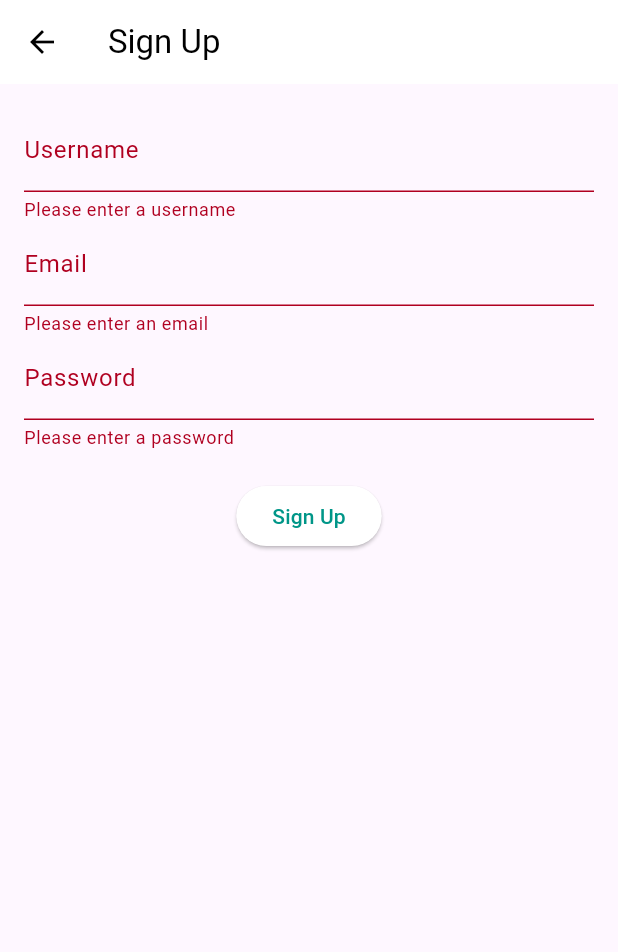
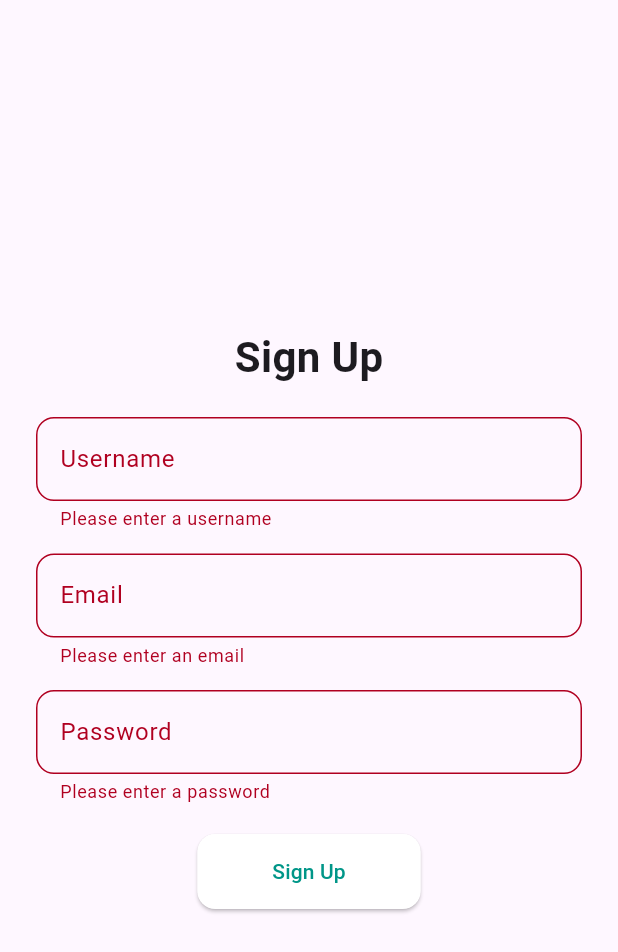
Before and after one commit to SahilJawed/recipe_meal_planner, a Flutter app: the SignupPage screen opened by its route, after a tap on "Sign Up", on a phone screen of 412 x 824 dp. Shown: the top 952 px of the screen. Run offline on Flutter 3.47's test engine with Material 3 defaults, Android fonts, the phone set to English and light mode, and no system bars; our stand-ins replace google_fonts, shared_preferences, sqflite; accounts and stored records are empty.

Commit message:
UI changes for login/signup screen

```diff
--- a/lib/signup.dart
+++ b/lib/signup.dart
@@ -17,7 +17,6 @@ class _SignupPageState extends State<SignupPage> {
   final _emailController = TextEditingController();
   final _passwordController = TextEditingController();
 
-  // In SignupPage
   Future<void> _signup() async {
     if (_formKey.currentState!.validate()) {
       try {
@@ -45,7 +44,6 @@ class _SignupPageState extends State<SignupPage> {
         final prefs = await SharedPreferences.getInstance();
         await prefs.setBool('isLoggedIn', true);
         await prefs.setInt('userId', userId);
-        print('Set userId in SharedPreferences: $userId'); // Add this log
 
         final recipeProvider = Provider.of<RecipeProvider>(
           context,
@@ -56,9 +54,9 @@ class _SignupPageState extends State<SignupPage> {
         ScaffoldMessenger.of(context).showSnackBar(
           const SnackBar(content: Text('Registration successful!')),
         );
+
         Navigator.pushReplacementNamed(context, '/home');
       } catch (e) {
-        print('Sign-up error: $e');
         String errorMessage = 'Failed to sign up. Please try again later.';
         if (e.toString().contains('UNIQUE constraint failed')) {
           errorMessage =
@@ -74,53 +72,82 @@ class _SignupPageState extends State<SignupPage> {
   @override
   Widget build(BuildContext context) {
     return Scaffold(
-      appBar: AppBar(title: const Text('Sign Up')),
-      body: Padding(
-        padding: const EdgeInsets.all(16.0),
+      body: Center(
+        child: Padding(
+          padding: const EdgeInsets.all(24.0),
           child: Form(
             key: _formKey,
             child: Column(
+              mainAxisAlignment: MainAxisAlignment.center,
               children: [
+                const Text(
+                  'Sign Up',
+                  style: TextStyle(fontSize: 28, fontWeight: FontWeight.bold),
+                ),
+                const SizedBox(height: 20),
                 TextFormField(
                   controller: _usernameController,
-                decoration: const InputDecoration(labelText: 'Username'),
-                validator: (value) {
-                  if (value == null || value.isEmpty) {
-                    return 'Please enter a username';
-                  }
-                  return null;
-                },
+                  decoration: InputDecoration(
+                    labelText: 'Username',
+                    border: OutlineInputBorder(
+                      borderRadius: BorderRadius.circular(12),
                     ),
+                  ),
+                  validator:
+                      (value) =>
+                          value!.isEmpty ? 'Please enter a username' : null,
+                ),
+                const SizedBox(height: 15),
                 TextFormField(
                   controller: _emailController,
-                decoration: const InputDecoration(labelText: 'Email'),
-                validator: (value) {
-                  if (value == null || value.isEmpty) {
-                    return 'Please enter an email';
-                  }
-                  if (!value.contains('@')) {
-                    return 'Please enter a valid email';
-                  }
-                  return null;
-                },
+                  decoration: InputDecoration(
+                    labelText: 'Email',
+                    border: OutlineInputBorder(
+                      borderRadius: BorderRadius.circular(12),
                     ),
+                  ),
+                  validator:
+                      (value) =>
+                          value!.isEmpty
+                              ? 'Please enter an email'
+                              : (!value.contains('@'))
+                              ? 'Please enter a valid email'
+                              : null,
+                ),
+                const SizedBox(height: 15),
                 TextFormField(
                   controller: _passwordController,
-                decoration: const InputDecoration(labelText: 'Password'),
                   obscureText: true,
-                validator: (value) {
-                  if (value == null || value.isEmpty) {
-                    return 'Please enter a password';
-                  }
-                  if (value.length < 6) {
-                    return 'Password must be at least 6 characters';
-                  }
-                  return null;
-                },
+                  decoration: InputDecoration(
+                    labelText: 'Password',
+                    border: OutlineInputBorder(
+                      borderRadius: BorderRadius.circular(12),
+                    ),
+                  ),
+                  validator:
+                      (value) =>
+                          value!.isEmpty
+                              ? 'Please enter a password'
+                              : (value.length < 6)
+                              ? 'Password must be at least 6 characters'
+                              : null,
                 ),
                 const SizedBox(height: 20),
-              ElevatedButton(onPressed: _signup, child: const Text('Sign Up')),
+                ElevatedButton(
+                  onPressed: _signup,
+                  style: ElevatedButton.styleFrom(
+                    shape: RoundedRectangleBorder(
+                      borderRadius: BorderRadius.circular(12),
+                    ),
+                    padding: const EdgeInsets.symmetric(
+                      horizontal: 50,
+                      vertical: 15,
+                    ),
+                  ),
+                  child: const Text('Sign Up'),
+                ),
               ],
+            ),
           ),
         ),
       ),
```
Also changed, not shown: lib/signin.dart (+45 -21 lines). Lines whose indentation alone changed are shown as unchanged.
